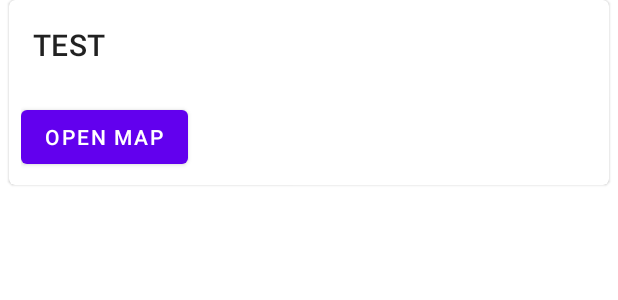
After one commit to 4shb0rne/UASAndroid, an Android app: the layout item_cinema.xml on its own in the app's theme, with its tools: preview values and no code run, on a phone screen of 412 x 824 dp. The commit adds this screen. Shown: the top 300 px of the screen. Run offline under Robolectric (Android 15) with nearby library versions, the phone set to English and light mode, and no system bars; network calls fail.

Commit message:
add cinema recycler

```diff
--- /dev/null
+++ b/app/src/main/res/layout/item_cinema.xml
@@ -0,0 +1,41 @@
+<?xml version="1.0" encoding="utf-8"?>
+<com.google.android.material.card.MaterialCardView xmlns:android="http://schemas.android.com/apk/res/android"
+    android:layout_width="match_parent"
+    android:layout_height="wrap_content"
+    xmlns:app="http://schemas.android.com/apk/res-auto"
+    android:layout_marginBottom="12dp"
+    android:layout_marginHorizontal="6dp">
+
+    <LinearLayout
+        android:layout_width="match_parent"
+        android:layout_height="wrap_content"
+        android:orientation="vertical">
+
+        <LinearLayout
+            android:layout_width="match_parent"
+            android:layout_height="wrap_content"
+            android:orientation="vertical"
+            android:padding="16dp">
+            <TextView
+                android:id="@+id/cinema_name"
+                android:layout_width="wrap_content"
+                android:layout_height="wrap_content"
+                android:text="TEST"
+                android:textAppearance="?attr/textAppearanceHeadline6"
+                />
+        </LinearLayout>
+        <LinearLayout
+            android:layout_width="wrap_content"
+            android:layout_height="wrap_content"
+            android:layout_margin="8dp"
+            android:orientation="horizontal">
+            <com.google.android.material.button.MaterialButton
+                android:layout_width="wrap_content"
+                android:layout_height="wrap_content"
+                android:layout_marginEnd="8dp"
+                android:text="Open Map"
+                />
+        </LinearLayout>
+    </LinearLayout>
+
+</com.google.android.material.card.MaterialCardView>
```
Also changed, not shown: app/src/main/java/com/example/qualifandro/adapter/CinemaRecyclerAdapter.java (added, +54 -0 lines), app/src/main/java/com/example/qualifandro/fragment/CinemaFragment.java (+9 -1 lines), app/src/main/res/layout/fragment_cinema.xml (+10 -3 lines), app/src/main/res/layout/fragment_map.xml (+5 -3 lines).
